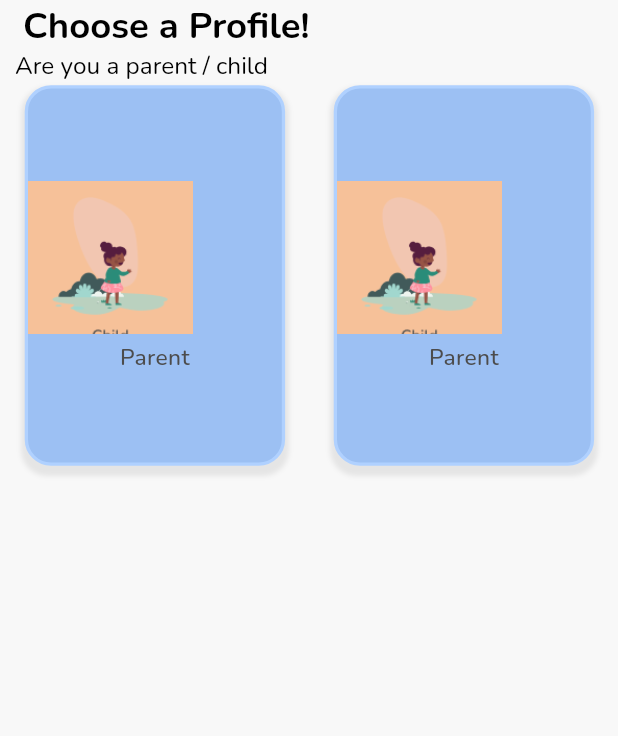
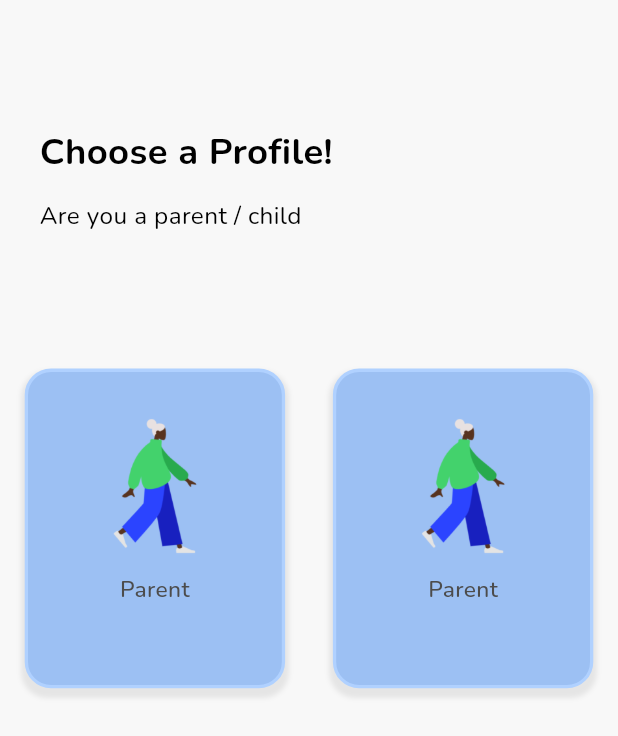
Before and after one commit to Adama101/FedaAfrica, a Flutter app: the screen it shows after launch, after a tap on "Skip", on a phone screen of 412 x 824 dp. Shown: the top 736 px of the screen. Run offline on Flutter 3.47's test engine with Material 3 defaults, Android fonts, the phone set to English and light mode, and no system bars; our stand-ins replace cached_network_image, carousel_slider, easy_date_timeline, flutter_svg, smooth_page_indicator.

Commit message:
second commit for 18 March

```diff
--- a/lib/screens/others/splash_screen_one_screen/splash_screen_one_screen.dart
+++ b/lib/screens/others/splash_screen_one_screen/splash_screen_one_screen.dart
@@ -1,3 +1,4 @@
+import 'package:smooth_page_indicator/smooth_page_indicator.dart';
 import 'package:fedaafrica/widgets/custom_elevated_button.dart';
 import 'package:fedaafrica/widgets/custom_outlined_button.dart';
 import 'package:flutter/material.dart';
@@ -13,8 +14,20 @@ class SplashScreenOneScreen extends StatelessWidget {
             body: SizedBox(
                 width: double.maxFinite,
                 child: Column(children: [
-                  _buildNine(context),
-                  SizedBox(height: 55.v),
+                  _buildHttpsLottief(context),
+                  SizedBox(height: 30.v),
+                  SizedBox(
+                      height: 8.v,
+                      child: AnimatedSmoothIndicator(
+                          activeIndex: 0,
+                          count: 3,
+                          effect: ScrollingDotsEffect(
+                              spacing: 12,
+                              activeDotColor: theme.colorScheme.primary,
+                              dotColor: appTheme.gray40001,
+                              dotHeight: 8.v,
+                              dotWidth: 8.h))),
+                  SizedBox(height: 17.v),
                   Text("Bit Sized Learning",
                       style: theme.textTheme.headlineSmall),
                   SizedBox(height: 5.v),
@@ -38,30 +51,31 @@ class SplashScreenOneScreen extends StatelessWidget {
                   SizedBox(height: 20.v),
                   CustomOutlinedButton(
                       text: "Skip",
+                      margin: EdgeInsets.only(left: 26.h, right: 14.h),
                       onPressed: () {
                         onTapSkip(context);
-                      },
-                      margin: EdgeInsets.only(left: 26.h, right: 14.h)),
+                      }),
                   SizedBox(height: 5.v)
                 ]))));
   }
 
   /// Section Widget
-  Widget _buildNine(BuildContext context) {
+  Widget _buildHttpsLottief(BuildContext context) {
     return Container(
         width: double.maxFinite,
-        padding: EdgeInsets.symmetric(horizontal: 100.h, vertical: 50.v),
+        padding: EdgeInsets.symmetric(horizontal: 90.h, vertical: 56.v),
         decoration: AppDecoration.fillPrimary,
-        child: Column(crossAxisAlignment: CrossAxisAlignment.end, children: [
-          SizedBox(height: 139.v),
+        child: Column(crossAxisAlignment: CrossAxisAlignment.start, children: [
+          SizedBox(height: 100.v),
           CustomImageView(
               imagePath: ImageConstant.imgHttpsLottief,
-              height: 150.adaptSize,
-              width: 150.adaptSize)
+              height: 150.v,
+              width: 100.h,
+              alignment: Alignment.center)
         ]));
   }
 
-  /// Navigates to the next screen
+  /// Navigates to the splashScreenTwoScreen when the action is triggered.
   onTapNext(BuildContext context) {
     Navigator.pushNamed(context, AppRoutes.splashScreenTwoScreen);
   }
--- a/lib/screens/others/splash_screen_three_screen/splash_screen_three_screen.dart
+++ b/lib/screens/others/splash_screen_three_screen/splash_screen_three_screen.dart
@@ -55,14 +55,14 @@ class SplashScreenThreeScreen extends StatelessWidget {
         padding: EdgeInsets.symmetric(horizontal: 52.h, vertical: 86.v),
         decoration: AppDecoration.fillPrimary,
         child: Column(
-            crossAxisAlignment: CrossAxisAlignment.end,
-            mainAxisAlignment: MainAxisAlignment.end,
+            crossAxisAlignment: CrossAxisAlignment.center,
+            mainAxisAlignment: MainAxisAlignment.center,
             children: [
               SizedBox(height: 20.v),
               CustomImageView(
                   imagePath: ImageConstant.imgHttpsLottief183x250,
-                  height: 180.v,
-                  width: 250.h)
+                  height: 150.v,
+                  width: 110.h)
             ]));
   }
 
--- a/lib/screens/others/splash_screen_two_screen/splash_screen_two_screen.dart
+++ b/lib/screens/others/splash_screen_two_screen/splash_screen_two_screen.dart
@@ -48,8 +48,8 @@ class SplashScreenTwoScreen extends StatelessWidget {
           SizedBox(height: 148.v),
           CustomImageView(
               imagePath: ImageConstant.imgHttpsLottief195x178,
-              height: 195.v,
-              width: 178.h)
+              height: 150.v,
+              width: 100.h)
         ]));
   }
 
--- a/lib/screens/others/usertype_screen/usertype_screen.dart
+++ b/lib/screens/others/usertype_screen/usertype_screen.dart
@@ -1,6 +1,3 @@
-import 'package:fedaafrica/widgets/app_bar/custom_app_bar.dart';
-import 'package:fedaafrica/widgets/app_bar/appbar_subtitle.dart';
-import 'package:fedaafrica/widgets/app_bar/appbar_subtitle_ten.dart';
 import 'widgets/usertypescreen_item_widget.dart';
 import 'package:flutter/material.dart';
 import 'package:fedaafrica/core/app_export.dart';
@@ -13,86 +10,46 @@ class UsertypeScreen extends StatelessWidget {
     return SafeArea(
         child: Scaffold(
             backgroundColor: appTheme.gray50,
-        appBar: _buildAppBar(context),
-        body: Row(
+            body: Container(
+                width: double.maxFinite,
+                padding: EdgeInsets.only(left: 15.h, top: 83.v, right: 15.h),
+                child: Column(
+                    mainAxisSize: MainAxisSize.min,
+                    crossAxisAlignment: CrossAxisAlignment.start,
                     children: [
-            Expanded(
-              child: _parentUsertypescreen(context),
-            ),
-            Expanded(
-              child: _childUsertypescreen(context),
-            ),
-          ],
-        ),
-      ),
-    );
+                      Padding(
+                          padding: EdgeInsets.only(left: 9.h),
+                          child: Text("Choose a Profile!",
+                              style: theme.textTheme.headlineSmall)),
+                      SizedBox(height: 13.v),
+                      Padding(
+                          padding: EdgeInsets.only(left: 9.h),
+                          child: Text("Are you a parent / child",
+                              style: theme.textTheme.bodyLarge)),
+                      SizedBox(height: 89.v),
+                      _buildUsertypescreen(context)
+                    ]))));
   }
 
-  PreferredSizeWidget _buildAppBar(BuildContext context) {
-    return CustomAppBar(
-      title: Padding(
-        padding: EdgeInsets.all(10.0),
-        child: Column(
-          children: [
-            AppbarSubtitle(text: "Choose a Profile!"),
-            AppbarSubtitleTen(
-              text: "Are you a parent / child",
-              margin: EdgeInsets.only(right: 30.h),
-            ),
-          ],
-        ),
-      ),
-    );
-  }
-
-  Widget _parentUsertypescreen(BuildContext context) {
+  /// Section Widget
+  Widget _buildUsertypescreen(BuildContext context) {
     return SizedBox(
-      height: 250.v,
+        height: 210.v,
         child: ListView.separated(
-        padding: EdgeInsets.symmetric(horizontal: 15.h),
             scrollDirection: Axis.horizontal,
             separatorBuilder: (context, index) {
               return SizedBox(width: 29.h);
             },
-        itemCount: 1,
+            itemCount: 2,
             itemBuilder: (context, index) {
-          return UsertypescreenItemWidget(
-            onTapFrame: () {
-              onTapFrame(context, isParent: true);
-            },
-          );
-        },
-      ),
-    );
+              return UsertypescreenItemWidget(onTapFrame: () {
+                onTapFrame(context);
+              });
+            }));
   }
 
-  Widget _childUsertypescreen(BuildContext context) {
-    return SizedBox(
-      height: 250.v,
-      child: ListView.separated(
-        padding: EdgeInsets.symmetric(horizontal: 15.h),
-        scrollDirection: Axis.horizontal,
-        separatorBuilder: (context, index) {
-          return SizedBox(width: 29.h);
-        },
-        itemCount: 1,
-        itemBuilder: (context, index) {
-          return UsertypescreenItemWidget(
-            onTapFrame: () {
-              onTapFrame(context, isParent: false);
-            },
-          );
-        },
-      ),
-    );
-  }
-
-  // Navigate to either the Parent or Child Screens
-  void onTapFrame(BuildContext context, {required bool isParent}) {
-    if (isParent) {
+  /// Navigates to the parentLoginScreen when the action is triggered.
+  onTapFrame(BuildContext context) {
     Navigator.pushNamed(context, AppRoutes.parentLoginScreen);
-    } else {
-      Navigator.pushNamed(context, AppRoutes.childIntroScreen);
   }
 }
-}
--- a/lib/screens/others/usertype_screen/widgets/usertypescreen_item_widget.dart
+++ b/lib/screens/others/usertype_screen/widgets/usertypescreen_item_widget.dart
@@ -21,28 +21,26 @@ class UsertypescreenItemWidget extends StatelessWidget {
           onTapFrame!.call();
         },
         child: Container(
-          padding: EdgeInsets.symmetric(vertical: 10.v),
+          padding: EdgeInsets.symmetric(
+            horizontal: 10.h,
+            vertical: 10.v,
+          ),
           decoration: AppDecoration.outlineBlue.copyWith(
             borderRadius: BorderRadiusStyle.roundedBorder16,
           ),
           child: Column(
             mainAxisSize: MainAxisSize.min,
-            crossAxisAlignment: CrossAxisAlignment.start,
-            mainAxisAlignment: MainAxisAlignment.center,
             children: [
-              SizedBox(height: 3.v),
+              SizedBox(height: 20.v),
               CustomImageView(
-                imagePath: ImageConstant.child_frame,
-                height: 100.v,
-                width: 100.h,
+                imagePath: ImageConstant.imgHumaaansStanding,
+                height: 90.v,
+                width: 60.h,
               ),
-              SizedBox(height: 5.v),
-              Align(
-                alignment: Alignment.center,
-                child: Text(
-                  "Parent",
-                  style: CustomTextStyles.titleSmallGray80001,
-                ),
+              SizedBox(height: 12.v),
+              Text(
+                "Parent",
+                style: CustomTextStyles.titleSmallGray80001,
               ),
             ],
           ),
```
Also changed, not shown: assets/images/imgHttpsLottief.png (added), assets/images/img_https_lottief.png (deleted), 2 other files. Lines whose indentation alone changed are shown as unchanged.
